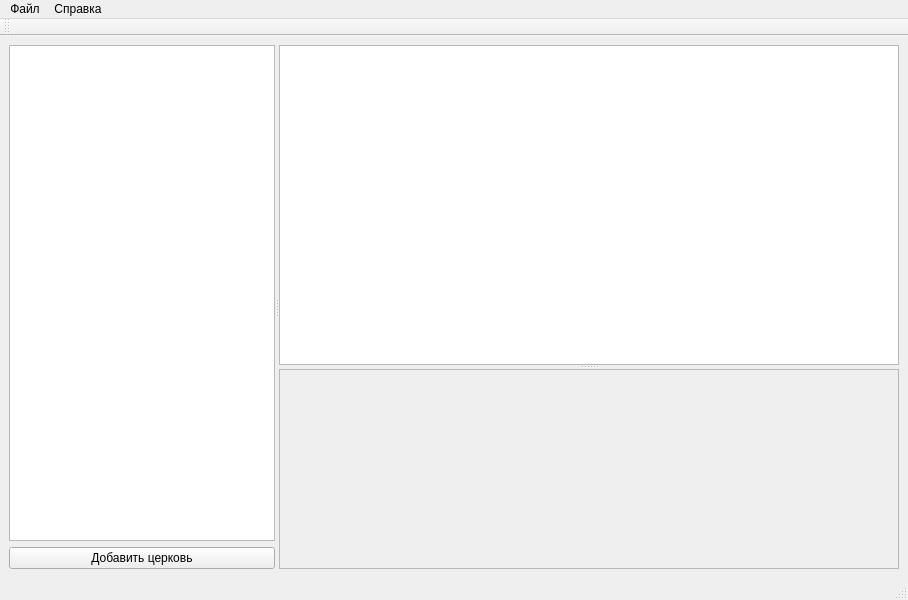
Before: the Qt Designer form ui/main_window.ui in caxapyk/gaoo-cfp, drawn with Qt 5.
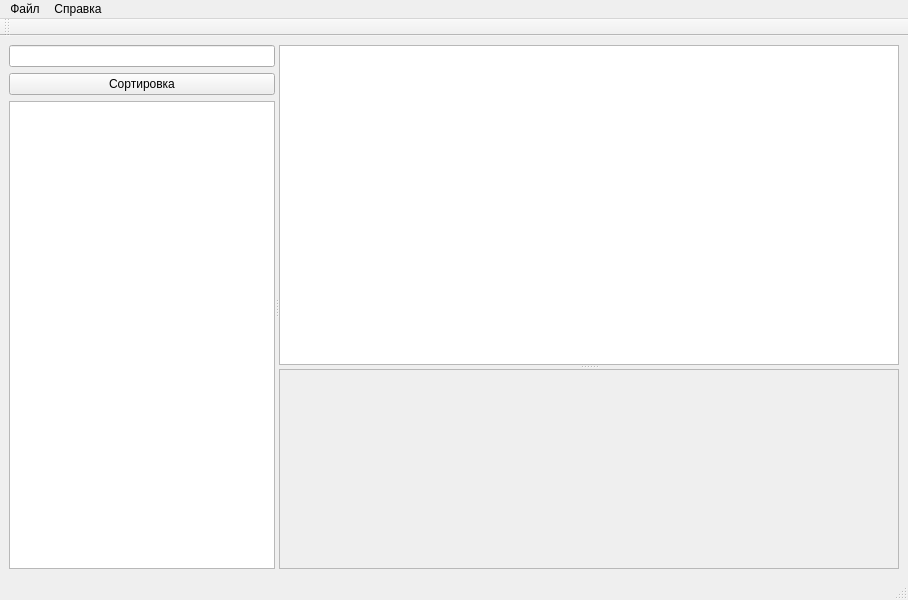
After: the same form once the commit is applied.

Commit message: tree sort and filter in progress

```diff
--- a/ui/main_window.ui
+++ b/ui/main_window.ui
@@ -43,6 +43,28 @@
         </size>
        </property>
        <layout class="QVBoxLayout" name="verticalLayout_2">
+        <item>
+         <widget class="QLineEdit" name="lineEdit_geo_filter"/>
+        </item>
+        <item>
+         <widget class="QPushButton" name="pushButton_sort">
+          <property name="minimumSize">
+           <size>
+            <width>200</width>
+            <height>0</height>
+           </size>
+          </property>
+          <property name="maximumSize">
+           <size>
+            <width>400</width>
+            <height>16777215</height>
+           </size>
+          </property>
+          <property name="text">
+           <string>Сортировка</string>
+          </property>
+         </widget>
+        </item>
         <item>
          <widget class="QTreeView" name="treeView_geo">
           <property name="sizePolicy">
@@ -70,26 +92,7 @@
            <set>QAbstractItemView::EditKeyPressed</set>
           </property>
           <property name="sortingEnabled">
-           <bool>true</bool>
-          </property>
-         </widget>
-        </item>
-        <item>
-         <widget class="QPushButton" name="pushButton_add_ch">
-          <property name="minimumSize">
-           <size>
-            <width>200</width>
-            <height>0</height>
-           </size>
-          </property>
-          <property name="maximumSize">
-           <size>
-            <width>400</width>
-            <height>16777215</height>
-           </size>
-          </property>
-          <property name="text">
-           <string>Добавить церковь</string>
+           <bool>false</bool>
           </property>
          </widget>
         </item>
```
The commit also changes 12 other files.
